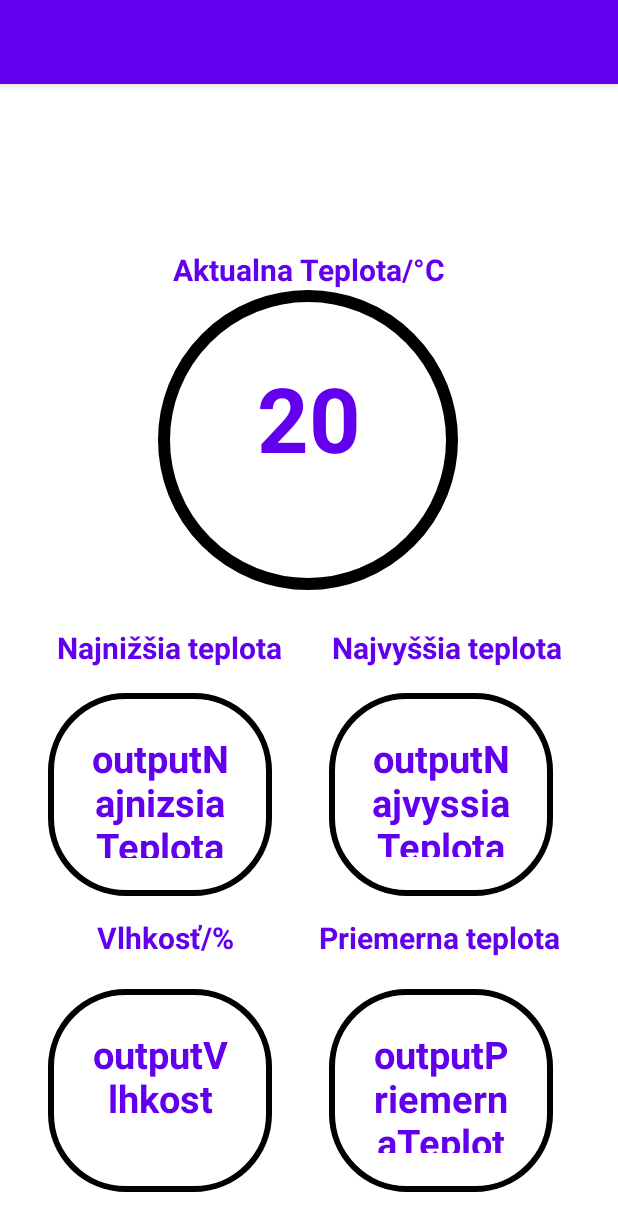
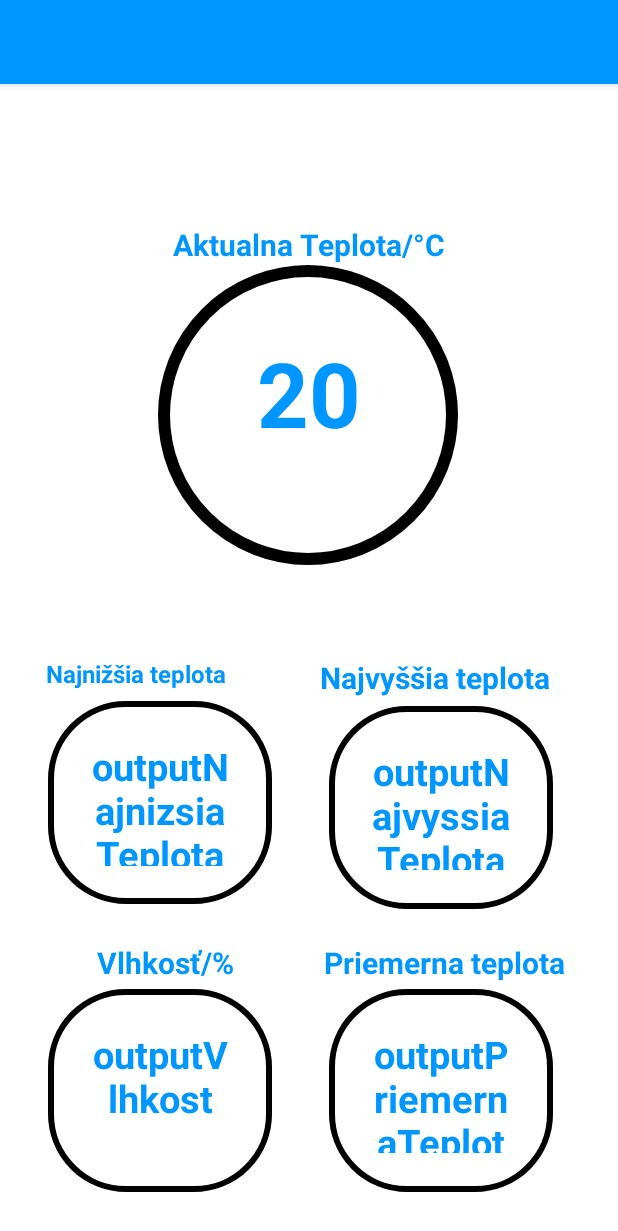
Before and after one commit to KarxiS/Android-ESP32-app, an Android app: the layout activity_main.xml on its own in the app's theme, with its tools: preview values and no code run, on a phone screen of 412 x 824 dp. Shown: the top 1231 px of the screen. Run offline under Robolectric (Android 15) with nearby library versions, the phone set to English and light mode, and no system bars.

```diff
--- a/app/src/main/AndroidManifest.xml
+++ b/app/src/main/AndroidManifest.xml
@@ -12,7 +12,8 @@
         android:allowBackup="true"
         android:dataExtractionRules="@xml/data_extraction_rules"
         android:fullBackupContent="@xml/backup_rules"
-        android:icon="@mipmap/ic_launcher"
+        android:icon="@mipmap/esp32icon"
+        android:configChanges="orientation|screenSize"
         android:label="@string/app_name"
         android:supportsRtl="true"
         android:theme="@style/Theme.Dummy"
--- a/app/src/main/res/layout/activity_led.xml
+++ b/app/src/main/res/layout/activity_led.xml
@@ -6,16 +6,6 @@
     android:layout_height="match_parent"
     tools:context=".LedActivity">
 
-    <!--Pick color Button-->
-
-    <!--sample view to preview selected color by user-->
-    <!--by default this has been set to darker gery-->
-    <!--this can be overridden after user choose the
-        color from color picker-->
-    <!--which has been handled in the MainActivity.java-->
-
-    <!--set color button to overwrite the
-        color for GeeksforGeeks text-->
 
 
     <TextView
@@ -35,17 +25,19 @@
 
     <com.flask.colorpicker.ColorPickerView
         android:id="@+id/color_picker_view"
-        android:layout_width="match_parent"
-        android:layout_height="wrap_content"
+        android:layout_width="0dp"
+        android:layout_height="0dp"
         app:alphaSlider="true"
         app:alphaSliderView="@+id/v_alpha_slider"
         app:density="12"
-        app:layout_constraintBottom_toBottomOf="parent"
-        app:layout_constraintTop_toTopOf="parent"
+        app:layout_constraintBottom_toTopOf="@+id/v_alpha_slider"
+        app:layout_constraintEnd_toEndOf="parent"
+        app:layout_constraintStart_toStartOf="parent"
+        app:layout_constraintTop_toBottomOf="@+id/pick_color_button"
+        app:layout_constraintVertical_bias="0.368"
         app:lightnessSlider="true"
         app:lightnessSliderView="@+id/v_lightness_slider"
-        app:wheelType="FLOWER"
-        tools:layout_editor_absoluteX="16dp" />
+        app:wheelType="FLOWER" />
 
     <com.flask.colorpicker.slider.LightnessSlider
         android:id="@+id/v_lightness_slider"
@@ -53,7 +45,7 @@
         android:layout_height="48dp"
         app:layout_constraintBottom_toBottomOf="parent"
         app:layout_constraintTop_toTopOf="parent"
-        app:layout_constraintVertical_bias="0.906"
+        app:layout_constraintVertical_bias="0.976"
         tools:layout_editor_absoluteX="0dp" />
 
     <com.flask.colorpicker.slider.AlphaSlider
@@ -62,7 +54,7 @@
         android:layout_height="48dp"
         app:layout_constraintBottom_toBottomOf="parent"
         app:layout_constraintTop_toTopOf="parent"
-        app:layout_constraintVertical_bias="0.836"
+        app:layout_constraintVertical_bias="0.906"
         tools:layout_editor_absoluteX="0dp" />
 
 
--- a/app/src/main/res/layout/activity_main.xml
+++ b/app/src/main/res/layout/activity_main.xml
@@ -16,7 +16,10 @@
             android:layout_width="match_parent"
             android:layout_height="?attr/actionBarSize"
             android:background="?attr/colorPrimary"
-            app:popupTheme="@style/Theme.Dummy.PopupOverlay" />
+            app:popupTheme="@style/Theme.Dummy.PopupOverlay"
+
+
+            />
 
     </com.google.android.material.appbar.AppBarLayout>
 
--- a/app/src/main/res/layout/fragment_first.xml
+++ b/app/src/main/res/layout/fragment_first.xml
@@ -34,6 +34,7 @@
         app:layout_constraintStart_toStartOf="@+id/imageView5"
         app:layout_constraintTop_toTopOf="@+id/imageView5" />
 
+
     <TextView
         android:id="@+id/textVlhkost"
         android:layout_width="168dp"
@@ -43,12 +44,12 @@
         android:textColor="@color/colorPrimary"
         android:textSize="20sp"
         android:textStyle="bold"
-        app:layout_constraintBottom_toBottomOf="parent"
+        app:layout_constraintBottom_toTopOf="@+id/imageView4"
         app:layout_constraintEnd_toEndOf="parent"
         app:layout_constraintHorizontal_bias="0.106"
         app:layout_constraintStart_toStartOf="parent"
         app:layout_constraintTop_toTopOf="parent"
-        app:layout_constraintVertical_bias="0.754" />
+        app:layout_constraintVertical_bias="1.0" />
 
     <TextView
         android:id="@+id/textPriemernaTeplota"
@@ -59,13 +60,12 @@
         android:textColor="@color/colorPrimary"
         android:textSize="20sp"
         android:textStyle="bold"
-        app:layout_constraintBottom_toBottomOf="parent"
+        app:layout_constraintBottom_toTopOf="@+id/imageView5"
         app:layout_constraintEnd_toEndOf="parent"
-        app:layout_constraintHorizontal_bias="0.855"
+        app:layout_constraintHorizontal_bias="0.868"
         app:layout_constraintStart_toStartOf="parent"
         app:layout_constraintTop_toTopOf="parent"
-        app:layout_constraintVertical_bias="0.754" />
-
+        app:layout_constraintVertical_bias="1.0" />
 
     <TextView
         android:id="@+id/textNajvyssiaTeplota"
@@ -76,12 +76,12 @@
         android:textColor="@color/colorPrimary"
         android:textSize="20sp"
         android:textStyle="bold"
-        app:layout_constraintBottom_toBottomOf="parent"
+        app:layout_constraintBottom_toTopOf="@+id/imageView3"
         app:layout_constraintEnd_toEndOf="parent"
-        app:layout_constraintHorizontal_bias="0.862"
+        app:layout_constraintHorizontal_bias="0.83"
         app:layout_constraintStart_toStartOf="parent"
         app:layout_constraintTop_toTopOf="parent"
-        app:layout_constraintVertical_bias="0.49" />
+        app:layout_constraintVertical_bias="0.991" />
 
     <ImageView
         android:id="@+id/imageView5"
@@ -113,14 +113,14 @@
         android:id="@+id/imageView3"
         android:layout_width="149dp"
         android:layout_height="135dp"
+        android:contentDescription="@string/najvyssiateplotaText"
         android:textSize="25sp"
-        android:contentDescription="@string/najvyssiateplotaText"
-        app:layout_constraintBottom_toBottomOf="parent"
+        app:layout_constraintBottom_toTopOf="@+id/textPriemernaTeplota"
         app:layout_constraintEnd_toEndOf="parent"
         app:layout_constraintHorizontal_bias="0.835"
         app:layout_constraintStart_toStartOf="parent"
         app:layout_constraintTop_toTopOf="parent"
-        app:layout_constraintVertical_bias="0.642"
+        app:layout_constraintVertical_bias="0.95"
         app:srcCompat="@drawable/oval" />
 
     <ImageView
@@ -128,44 +128,43 @@
 
         android:layout_width="200sp"
         android:layout_height="200sp"
-        android:layout_marginTop="30sp"
         android:contentDescription="@string/infoaktteplota"
         app:layout_constraintBottom_toBottomOf="parent"
         app:layout_constraintEnd_toEndOf="parent"
         app:layout_constraintHorizontal_bias="0.497"
         app:layout_constraintStart_toStartOf="parent"
         app:layout_constraintTop_toTopOf="parent"
-        app:layout_constraintVertical_bias="0.199"
+        app:layout_constraintVertical_bias="0.212"
         app:srcCompat="@drawable/kruh" />
 
     <ImageView
         android:id="@+id/imageView2"
         android:layout_width="149dp"
         android:layout_height="135dp"
-        app:layout_constraintBottom_toBottomOf="parent"
+        android:contentDescription="@string/najnizsiateplotabox"
+        app:layout_constraintBottom_toTopOf="@+id/textVlhkost"
         app:layout_constraintEnd_toEndOf="parent"
         app:layout_constraintHorizontal_bias="0.122"
         app:layout_constraintStart_toStartOf="parent"
         app:layout_constraintTop_toTopOf="parent"
-        app:layout_constraintVertical_bias="0.642"
-        app:srcCompat="@drawable/oval"
-        android:contentDescription="@string/najnizsiateplotabox" />
+        app:layout_constraintVertical_bias="0.942"
+        app:srcCompat="@drawable/oval" />
 
     <TextView
         android:id="@+id/textNajnizsiaTeplota"
-        android:layout_width="162dp"
+        android:layout_width="wrap_content"
         android:layout_height="29dp"
         android:text="@string/najnizsia_teplotaText"
         android:textAlignment="center"
         android:textColor="@color/colorPrimary"
-        android:textSize="20sp"
+        android:textSize="16sp"
         android:textStyle="bold"
-        app:layout_constraintBottom_toBottomOf="parent"
+        app:layout_constraintBottom_toTopOf="@+id/imageView2"
         app:layout_constraintEnd_toEndOf="parent"
-        app:layout_constraintHorizontal_bias="0.128"
+        app:layout_constraintHorizontal_bias="0.104"
         app:layout_constraintStart_toStartOf="parent"
         app:layout_constraintTop_toTopOf="parent"
-        app:layout_constraintVertical_bias="0.49" />
+        app:layout_constraintVertical_bias="1.0" />
 
     <TextView
         android:id="@+id/outputAktualnaTeplota"
--- a/app/src/main/res/values-night/themes.xml
+++ b/app/src/main/res/values-night/themes.xml
@@ -2,8 +2,9 @@
     <!-- Base application theme. -->
     <style name="Theme.Dummy" parent="Theme.MaterialComponents.DayNight.DarkActionBar">
         <!-- Primary brand color. -->
-        <item name="colorPrimary">@color/purple_200</item>
-        <item name="colorPrimaryVariant">@color/purple_700</item>
+        <item name="colorPrimary">@color/blue_100</item>
+        <item name="android:colorBackground">@color/gray</item>
+        <item name="colorPrimaryVariant">@color/blue_200</item>
         <item name="colorOnPrimary">@color/black</item>
         <!-- Secondary brand color. -->
         <item name="colorSecondary">@color/teal_200</item>
--- a/app/src/main/res/values/colors.xml
+++ b/app/src/main/res/values/colors.xml
@@ -7,10 +7,13 @@
     <color name="teal_700">#FF018786</color>
     <color name="black">#FF000000</color>
     <color name="white">#FFFFFFFF</color>
-    <color name="colorPrimary">#FF6200EE</color>
+    <color name="colorPrimary">#0096FF</color>
     <color name="colorPrimaryDark">#00574B</color>
     <color name="colorAccent">#7e53c5</color>
     <color name="youWinDark">#35A571</color>
     <color name="youWinBackground">#B7F8C9</color>
     <color name="gameOverBackground">#f8bbd0</color>
+    <color name="blue_100">#00FFFF</color>
+    <color name="blue_200">#0096FF</color>
+    <color name="gray">#424242</color>
 </resources>
--- a/app/src/main/res/values/themes.xml
+++ b/app/src/main/res/values/themes.xml
@@ -2,8 +2,8 @@
     <!-- Base application theme. -->
     <style name="Theme.Dummy" parent="Theme.MaterialComponents.DayNight.DarkActionBar">
         <!-- Primary brand color. -->
-        <item name="colorPrimary">@color/purple_500</item>
-        <item name="colorPrimaryVariant">@color/purple_700</item>
+        <item name="colorPrimary">@color/blue_200</item>
+        <item name="colorPrimaryVariant">@color/blue_200</item>
         <item name="colorOnPrimary">@color/white</item>
         <!-- Secondary brand color. -->
         <item name="colorSecondary">@color/teal_200</item>
@@ -19,10 +19,15 @@
     <style name="Theme.Dummy.NoActionBar">
         <item name="windowActionBar">false</item>
         <item name="windowNoTitle">true</item>
-        <item name="android:windowBackground">@color/white</item>
+
     </style>
 
-    <style name="Theme.Dummy.AppBarOverlay" parent="ThemeOverlay.AppCompat.Dark.ActionBar" />
+    <style name="Theme.Dummy.AppBarOverlay" parent="ThemeOverlay.AppCompat.Dark.ActionBar">
+
+    <item name="android:textColor">@color/colorPrimary</item>
+
+    </style>
+
 
     <style name="Theme.Dummy.PopupOverlay" parent="ThemeOverlay.AppCompat.Light" />
 </resources>
```
